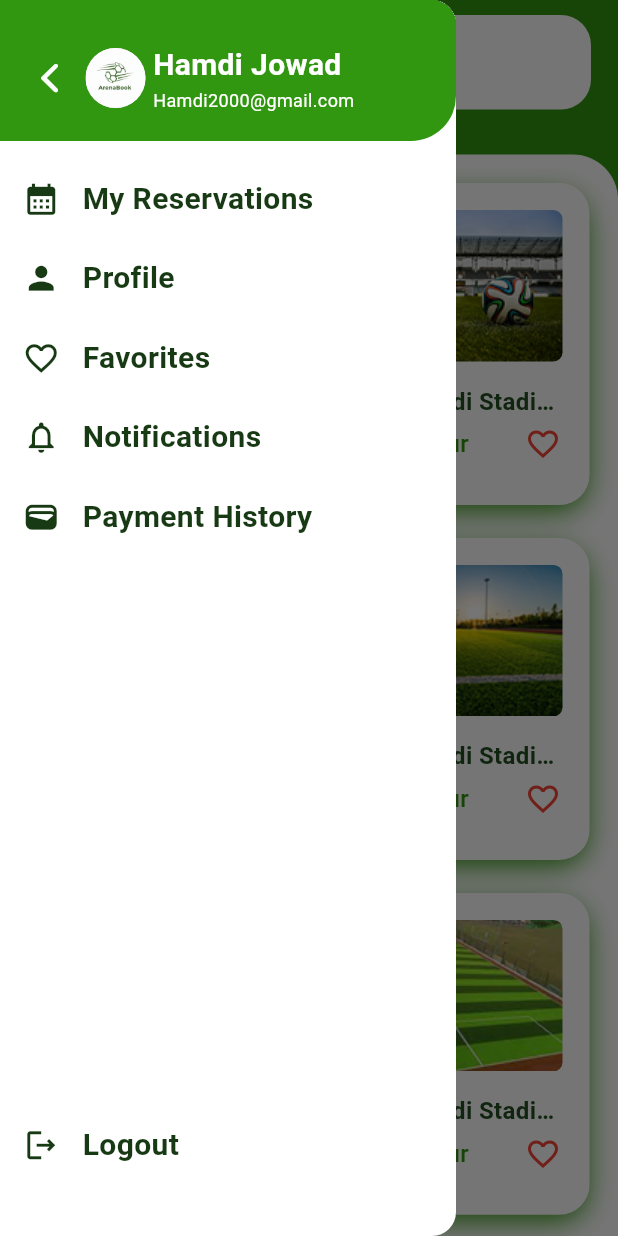
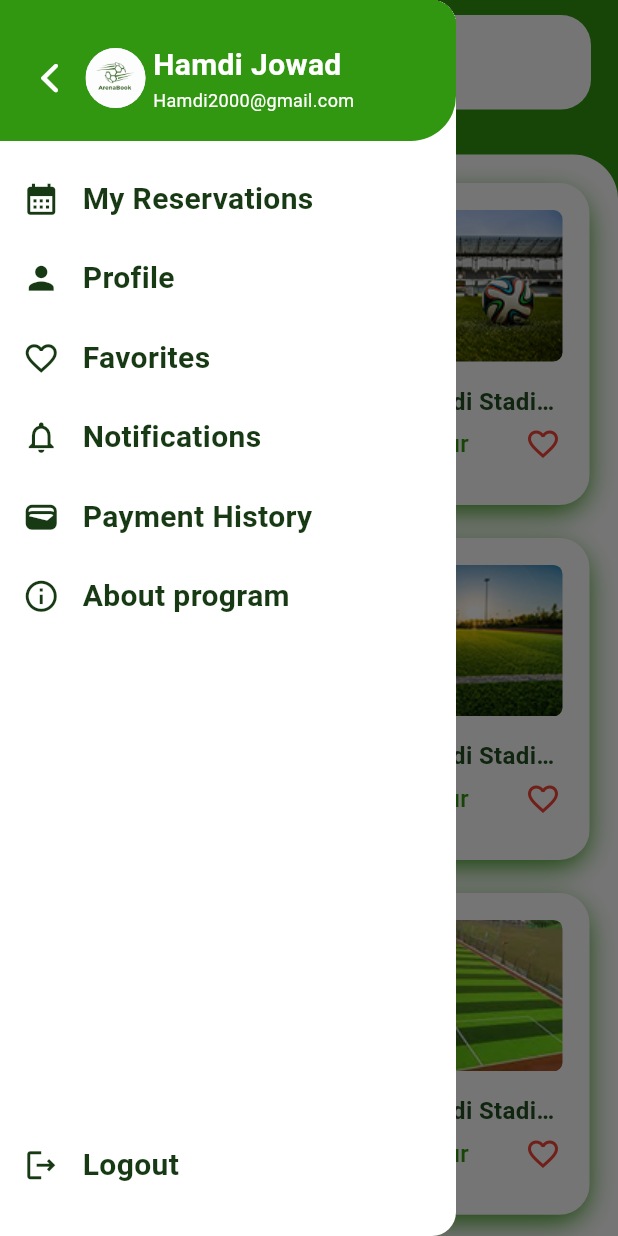
Before and after one commit to salemSS8/Booking-Stadium-App, a Flutter app: the MainPage screen opened directly, with the side drawer open, on a phone screen of 412 x 824 dp. Run offline on Flutter 3.47's test engine with Material 3 defaults, Android fonts, the phone set to English and light mode, and no system bars; our stand-ins replace pinput.

Commit message:
Add page About program

```diff
--- a/lib/screens/Favorites/favorites_page.dart
+++ b/lib/screens/Favorites/favorites_page.dart
@@ -21,6 +21,10 @@ class _FavoritesPageState extends State<FavoritesPage> {
         title: const Text('Favorites'),
         foregroundColor: Colors.white,
         backgroundColor: const Color(0xFF319710),
+        leading: IconButton(
+          icon: const Icon(Icons.arrow_back_ios_new, color: Color(0xffffffff)),
+          onPressed: () => Navigator.of(context).pop(),
+        ),
       ),
       body:
       Expanded(
--- a/lib/screens/main_screen/main_page.dart
+++ b/lib/screens/main_screen/main_page.dart
@@ -2,6 +2,7 @@ import 'package:flutter/cupertino.dart';
 import 'package:flutter/material.dart';
 import 'package:project/screens/Favorites/favorites_page.dart';
 import 'package:project/screens/My%20Reservations%20page/My%20Reservations%20page.dart';
+import 'package:project/screens/about_Program/about_program.dart';
 import 'package:project/screens/main_screen/Widget/stadiumCard.dart';
 import 'package:project/screens/main_screen/stadium_data.dart';
 // تأكد من أن هذا المسار صحيح
@@ -237,8 +238,8 @@ class _MainPageState extends State<MainPage> {
                           SizedBox(width: 15,),
                          Text('Notifications', style: TextStyle(color: Color(0xFF173913), fontSize: 20, fontWeight: FontWeight.bold)),
                         ],
-                                            ),
-                      ),
+                        ),
+                       ),
                      SizedBox(height: 24,),
                       GestureDetector(
                         onTap: () {
@@ -256,9 +257,30 @@ class _MainPageState extends State<MainPage> {
                           SizedBox(width: 15,),
                          Text('Payment History', style: TextStyle(color:  Color(0xFF173913), fontSize: 20, fontWeight: FontWeight.bold)),
                         ],
-                                            ),
+                         ),
                       ),
-                     SizedBox(height: 390,),
+                     SizedBox(height: 24,),
+                      GestureDetector(
+                        onTap: () {
+                          Navigator.push(
+                            context,
+                            MaterialPageRoute(
+                              builder: (context) => const AboutProgram(),
+                            ),
+                          );
+                        },
+                        child: Row(
+                        children: const [
+                          SizedBox(width: 15,),
+                          Icon(Icons.info_outline, size: 25, color: Color(0xFF173913)),
+                          SizedBox(width: 15,),
+                         Text('About program', style: TextStyle(color:  Color(0xFF173913), fontSize: 20, fontWeight: FontWeight.bold)),
+                        ],
+                         ),
+                      ),
+                     SizedBox(height: 350,),
+
+
                      InkWell(
   onTap: () => _showLogoutDialog(context), // عند الضغط على "Logout"
   child: Row(
```
